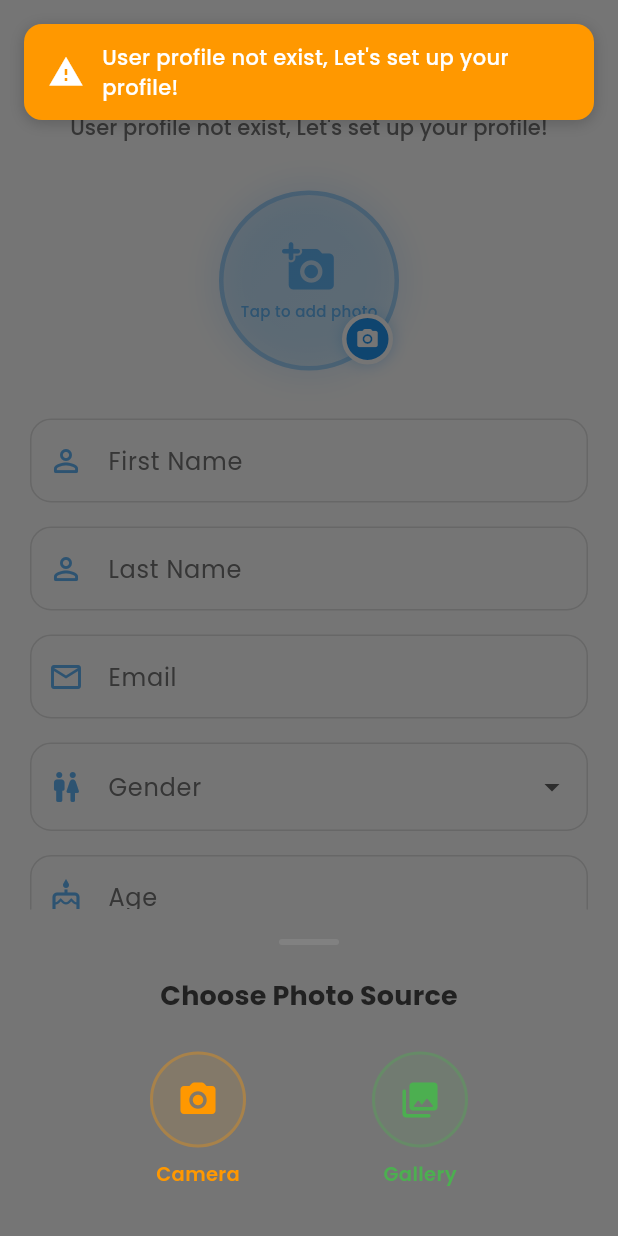
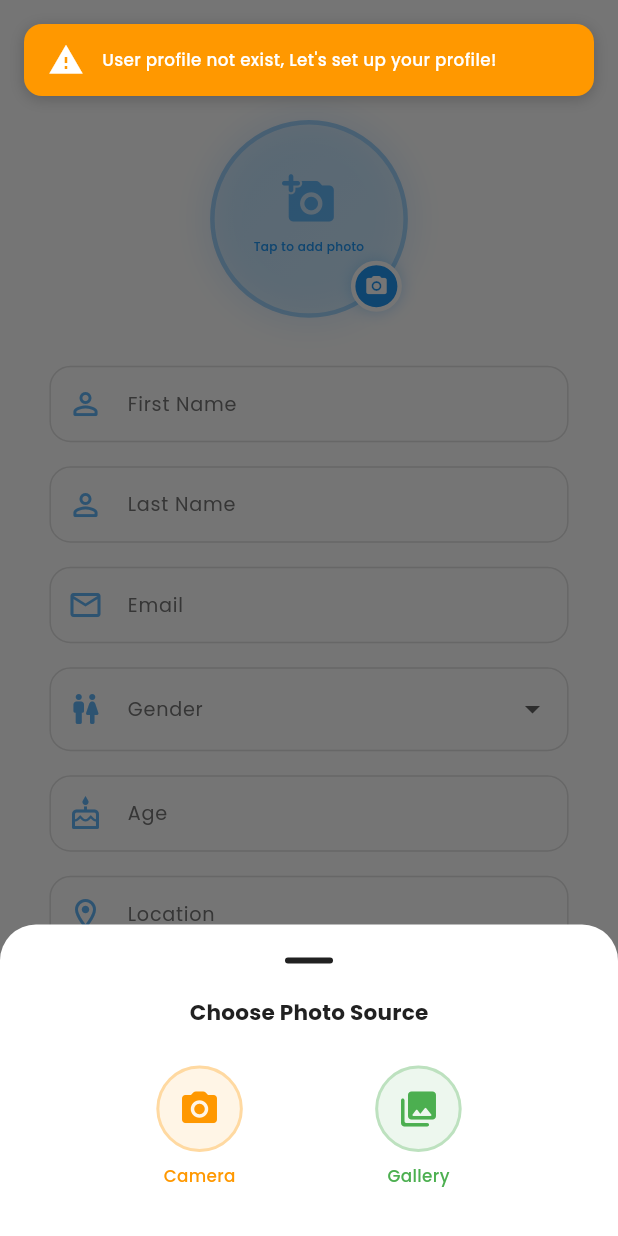
Before and after one commit to ArpitAswal/Task-Tracker, a Flutter app: the ProfileScreen screen opened by its route, after a tap on "Tap to add photo", on a phone screen of 412 x 824 dp. Run offline on Flutter 3.47's test engine with Material 3 defaults, Android fonts, the phone set to English and light mode, and no system bars; our stand-ins replace animated_splash_screen, cloud_firestore, firebase_auth, firebase_core, flutter_local_notifications, flutter_secure_storage and 10 more; missing offline and left inert: popup_card; accounts and stored records are empty; generated files the repository leaves out were written again.

Commit message:
profile set up theme update

```diff
--- a/lib/core/localization/app_localizations.dart
+++ b/lib/core/localization/app_localizations.dart
@@ -290,6 +290,22 @@ class AppLocalizations {
       'setting_screen': "App Settings",
       'profile_screen': "User Profile",
       'default_screen': "Invalid Screen",
+
+      // Countries Name
+      "india": "India",
+      "unitedstates": "United States",
+      "unitedkingdom": "United Kingdom",
+      "australia": "Australia",
+      "canada": "Canada",
+      "germany": "Germany",
+      "france": "France",
+      "japan": "Japan",
+      "china": "China",
+      "russia": "Russia",
+      "brazil": "Brazil",
+      "southafrica": "South Africa",
+      "unitedarabemirates": "United Arab Emirates",
+      "singapore": "Singapore"
     },
 
     'hi': {
@@ -539,7 +555,7 @@ class AppLocalizations {
       'choose_photo_source': 'फ़ोटो स्रोत चुनें',
       'camera': 'कैमरा',
       'gallery': 'गैलरी',
-      'member_since': 'सदस्य',
+      'member_since': 'से सदस्य',
       'statistics': 'आंकड़े',
       'total_tasks': 'कुल',
       'pending_label': 'लंबित',
@@ -565,6 +581,22 @@ class AppLocalizations {
       'setting_screen': "ऐप सेटिंग्स",
       'profile_screen': "उपयोगकर्ता प्रोफ़ाइल",
       'default_screen': "अमान्य स्क्रीन",
+
+      // Countries Name
+      "india": "भारत",
+      "unitedstates": "संयुक्त राज्य अमेरिका",
+      "unitedkingdom": "यूनाइटेड किंगडम",
+      "australia": "ऑस्ट्रेलिया",
+      "canada": "कनाडा",
+      "germany": "जर्मनी",
+      "france": "फ्रांस",
+      "japan": "जापान",
+      "china": "चीन",
+      "russia": "रूस",
+      "brazil": "ब्राज़ील",
+      "southafrica": "दक्षिण अफ्रीका",
+      "unitedarabemirates": "संयुक्त अरब अमीरात",
+      "singapore": "सिंगापुर"
     },
   };
 
--- a/lib/core/utils/extensions/widget_extensions.dart
+++ b/lib/core/utils/extensions/widget_extensions.dart
@@ -1,5 +1,6 @@
 import 'package:flutter/material.dart';
 import 'package:flutter/services.dart';
+import 'package:task_tracker/core/utils/extensions/context_extension.dart';
 
 import '../../theme/app_colors.dart';
 
@@ -54,13 +55,16 @@ extension WidgetExtensions on BuildContext {
         errorText: errorText,
         counterText: maxLength != null ? null : '',
         prefixIcon: prefixIcon != null
-            ? Icon(prefixIcon,
-                color: theme.colorScheme.primary.withValues(alpha: 0.7))
+            ? Icon(
+                prefixIcon,
+                color: theme.colorScheme.primary.withValues(alpha: 0.7),
+              )
             : null,
         suffixIcon: suffixIcon,
         filled: true,
-        fillColor:
-            isDark ? AppColors.darkCardBackground : AppColors.lightCardBackground,
+        fillColor: isDark
+            ? AppColors.darkCardBackground
+            : AppColors.lightCardBackground,
         border: OutlineInputBorder(
           borderRadius: BorderRadius.circular(14),
           borderSide: BorderSide.none,
@@ -73,10 +77,7 @@ extension WidgetExtensions on BuildContext {
         ),
         focusedBorder: OutlineInputBorder(
           borderRadius: BorderRadius.circular(14),
-          borderSide: BorderSide(
-            color: theme.colorScheme.primary,
-            width: 2,
-          ),
+          borderSide: BorderSide(color: theme.colorScheme.primary, width: 2),
         ),
         errorBorder: OutlineInputBorder(
           borderRadius: BorderRadius.circular(14),
@@ -106,9 +107,10 @@ extension WidgetExtensions on BuildContext {
     required VoidCallback? onPressed,
     bool isLoading = false,
     IconData? icon,
-    double height = 54,
+    double? height,
   }) {
     final theme = Theme.of(this);
+    height = isTablet ? 62 : 48;
 
     return SizedBox(
       width: double.infinity,
@@ -119,9 +121,9 @@ extension WidgetExtensions on BuildContext {
           backgroundColor: theme.colorScheme.primary,
           foregroundColor: Colors.white,
           shape: RoundedRectangleBorder(
-            borderRadius: BorderRadius.circular(14),
+            borderRadius: BorderRadius.circular(32),
           ),
-          elevation: 4,
+          elevation: 0,
           shadowColor: theme.colorScheme.primary.withValues(alpha: 0.3),
         ),
         child: isLoading
@@ -161,9 +163,10 @@ extension WidgetExtensions on BuildContext {
     required String label,
     required VoidCallback? onPressed,
     IconData? icon,
-    double height = 50,
+    double? height,
   }) {
     final theme = Theme.of(this);
+    height = isTablet ? 62 : 48;
 
     return SizedBox(
       width: double.infinity,
@@ -173,7 +176,9 @@ extension WidgetExtensions on BuildContext {
         style: OutlinedButton.styleFrom(
           foregroundColor: theme.colorScheme.primary,
           side: BorderSide(
-            color: theme.colorScheme.primary.withValues(alpha: 0.4),
+            color: theme.colorScheme.primary.withValues(
+              alpha: isDarkMode ? 0.8 : 0.4,
+            ),
             width: 1.5,
           ),
           shape: RoundedRectangleBorder(
@@ -184,14 +189,14 @@ extension WidgetExtensions on BuildContext {
           mainAxisSize: MainAxisSize.min,
           children: [
             if (icon != null) ...[
-              Icon(icon, size: 20),
+              Icon(icon, size: isTablet ? 32 : 21),
               const SizedBox(width: 8),
             ],
             Text(
               label,
               style: theme.textTheme.titleSmall?.copyWith(
                 fontWeight: FontWeight.w600,
-                color: theme.colorScheme.primary
+                color: theme.colorScheme.primary,
               ),
             ),
           ],
@@ -207,15 +212,18 @@ extension WidgetExtensions on BuildContext {
     required String label,
     required VoidCallback? onPressed,
     IconData? icon,
-    double height = 50,
+    double? height,
   }) {
+    height = isTablet ? 62 : 48;
     return SizedBox(
       width: double.infinity,
       height: height,
       child: ElevatedButton(
         onPressed: onPressed,
         style: ElevatedButton.styleFrom(
-          backgroundColor: AppColors.error.withValues(alpha: 0.1),
+          backgroundColor: AppColors.error.withValues(
+            alpha: 0.1,
+          ),
           foregroundColor: AppColors.error,
           elevation: 0,
           shape: RoundedRectangleBorder(
@@ -226,15 +234,15 @@ extension WidgetExtensions on BuildContext {
           mainAxisSize: MainAxisSize.min,
           children: [
             if (icon != null) ...[
-              Icon(icon, size: 20),
+              Icon(icon, size: isTablet ? 32 : 21),
               const SizedBox(width: 8),
             ],
             Text(
               label,
               style: Theme.of(this).textTheme.titleSmall?.copyWith(
-                    fontWeight: FontWeight.w600,
-                    color: AppColors.error,
-                  ),
+                fontWeight: FontWeight.w600,
+                color: AppColors.error,
+              ),
             ),
           ],
         ),
--- a/lib/presentation/screens/profile/profile_setup.dart
+++ b/lib/presentation/screens/profile/profile_setup.dart
@@ -125,25 +125,29 @@ class _ProfileSetupState extends State<ProfileSetup>
 
     showModalBottomSheet(
       context: context,
-      backgroundColor: theme.cardColor,
+      backgroundColor: theme.cardTheme.color,
+      enableDrag: true,
+      isDismissible: false,
+      showDragHandle: true,
+      useSafeArea: true,
       shape: const RoundedRectangleBorder(
         borderRadius: BorderRadius.vertical(top: Radius.circular(24)),
       ),
       builder: (ctx) => SafeArea(
         child: Padding(
-          padding: const EdgeInsets.symmetric(vertical: 20, horizontal: 16),
+          padding: const EdgeInsets.symmetric(horizontal: 16),
           child: Column(
             mainAxisSize: MainAxisSize.min,
             children: [
-              Container(
-                width: 40,
-                height: 4,
-                decoration: BoxDecoration(
-                  color: AppColors.grey.withValues(alpha: 0.3),
-                  borderRadius: BorderRadius.circular(2),
-                ),
-              ),
-              const SizedBox(height: 20),
+              // Container(
+              //   width: (context.screenWidth * 0.2),
+              //   height: 4,
+              //   decoration: BoxDecoration(
+              //     color: AppColors.grey.withValues(alpha: 0.3),
+              //     borderRadius: BorderRadius.circular(2),
+              //   ),
+              // ),
+              // const SizedBox(height: 20),
               Text(
                 loc?.translate('choose_photo_source') ?? 'Choose Photo Source',
                 style: theme.textTheme.titleMedium?.copyWith(
@@ -193,24 +197,27 @@ class _ProfileSetupState extends State<ProfileSetup>
       child: Column(
         children: [
           Container(
-            width: 64,
-            height: 64,
+            // width: 64,
+            // height: 64,
+            width: context.screenWidth * (context.isTablet ? 0.12 : 0.14) ,
+            height: context.screenWidth * (context.isTablet ? 0.12 : 0.14) ,
             decoration: BoxDecoration(
               color: color.withValues(alpha: 0.1),
               shape: BoxShape.circle,
               border: Border.all(color: color.withValues(alpha: 0.3), width: 2),
             ),
-            child: Icon(icon, color: color, size: 28),
+            child: Icon(icon, color: color,
+                size: (context.isTablet) ? 48 : 28),
           ),
           const SizedBox(height: 8),
           Text(
             label,
-            style: TextStyle(
-              fontSize: 13,
-              fontWeight: FontWeight.w600,
+            style: context.textTheme.bodyMedium?.copyWith(
               color: color,
+              fontWeight: FontWeight.w500
             ),
           ),
+          const SizedBox(height: 20),
         ],
       ),
     );
@@ -238,7 +245,8 @@ class _ProfileSetupState extends State<ProfileSetup>
         location: _locationController.text.trim().isEmpty
             ? null
             : _locationController.text.trim(),
-    ));
+      ),
+    );
 
     if (mounted) {
       if (success) {
@@ -247,7 +255,7 @@ class _ProfileSetupState extends State<ProfileSetup>
         );
         if (widget.isEditing && Navigator.of(context).canPop()) {
           Navigator.of(context).pop();
-        } else{
+        } else {
           AppRoutes.navigateAndRemoveUntil(context, AppRoutes.home);
         }
       } else {
@@ -265,7 +273,7 @@ class _ProfileSetupState extends State<ProfileSetup>
     final isDark = theme.brightness == Brightness.dark;
     final screenWidth = MediaQuery.of(context).size.width;
     final isWide = screenWidth > 600;
-    final horizontalPadding = isWide ? screenWidth * 0.15 : 20.0;
+    final horizontalPadding = screenWidth * (isWide ? 0.1 : 0.08);
 
     return Scaffold(
       appBar: widget.isEditing
@@ -280,7 +288,7 @@ class _ProfileSetupState extends State<ProfileSetup>
               elevation: 0,
               backgroundColor: Colors.transparent,
               automaticallyImplyLeading: true,
-              foregroundColor: context.theme.primaryColor,
+              foregroundColor: context.theme.colorScheme.primary,
             )
           : null,
       body: FadeTransition(
@@ -288,7 +296,7 @@ class _ProfileSetupState extends State<ProfileSetup>
         child: SingleChildScrollView(
           padding: EdgeInsets.symmetric(
             horizontal: horizontalPadding,
-            vertical: 24,
+            vertical: (context.isTablet) ? 12 : 2,
           ),
           child: Form(
             key: _formKey,
@@ -312,8 +320,8 @@ class _ProfileSetupState extends State<ProfileSetup>
                     style: theme.textTheme.labelLarge?.copyWith(),
                     textAlign: TextAlign.center,
                   ),
+                  const SizedBox(height: 16),
                 ],
-                const SizedBox(height: 32),
 
                 // ── Profile Photo ──
                 _buildPhotoSection(loc, theme, isDark),
@@ -330,14 +338,16 @@ class _ProfileSetupState extends State<ProfileSetup>
                     context: context,
                   ),
                 ),
-                const SizedBox(height: 16),
+
+                textFieldSpace(),
 
                 context.themedTextField(
                   controller: _lastNameController,
                   label: loc?.translate('last_name') ?? 'Last Name',
                   prefixIcon: Icons.person_outline_rounded,
                 ),
-                const SizedBox(height: 16),
+
+                textFieldSpace(),
 
                 context.themedTextField(
                   controller: _emailController,
@@ -352,11 +362,13 @@ class _ProfileSetupState extends State<ProfileSetup>
                     context: context,
                   ),
                 ),
-                const SizedBox(height: 16),
+
+                textFieldSpace(),
 
                 // ── Gender Dropdown ──
                 _buildGenderDropdown(loc, theme, isDark),
-                const SizedBox(height: 16),
+
+                textFieldSpace(),
 
                 context.themedTextField(
                   controller: _ageController,
@@ -365,7 +377,8 @@ class _ProfileSetupState extends State<ProfileSetup>
                   keyboardType: TextInputType.number,
                   hint: loc?.translate('enter_age') ?? 'Enter your age',
                 ),
-                const SizedBox(height: 16),
+
+                textFieldSpace(),
 
                 context.themedTextField(
                   controller: _locationController,
@@ -374,14 +387,16 @@ class _ProfileSetupState extends State<ProfileSetup>
                   hint:
                       loc?.translate('enter_location') ?? 'Enter your location',
                 ),
-                const SizedBox(height: 36),
+
+                SizedBox(height: (context.screenHeight * 0.04)),
 
                 // ── Save Button (using extension) ──
                 context.themedElevatedButton(
                   label: loc?.translate('save_profile') ?? 'Save Profile',
                   onPressed: _saveProfile,
                 ),
-                const SizedBox(height: 24),
+                SizedBox(height: (context.screenHeight * 0.04)),
+
               ],
             ),
           ),
@@ -401,12 +416,17 @@ class _ProfileSetupState extends State<ProfileSetup>
         child: Stack(
           children: [
             Container(
-              width: 120,
-              height: 120,
+              width: context.screenWidth * (context.isTablet ? 0.24 : 0.32),
+              height: context.screenWidth * (context.isTablet ? 0.24 : 0.32),
               decoration: BoxDecoration(
                 shape: BoxShape.circle,
                 gradient: LinearGradient(
-                  colors: [
+                  colors: (context.isDarkMode)
+                      ? [
+                          theme.colorScheme.primary,
+                          theme.colorScheme.secondary.withValues(alpha: 0.4),
+                        ]
+                      : [
                           theme.colorScheme.primary.withValues(alpha: 0.15),
                           theme.colorScheme.secondary.withValues(alpha: 0.15),
                         ],
@@ -414,7 +434,9 @@ class _ProfileSetupState extends State<ProfileSetup>
                   end: Alignment.bottomRight,
                 ),
                 border: Border.all(
-                  color: theme.colorScheme.primary.withValues(alpha: 0.3),
+                  color: (context.isDarkMode)
+                      ? theme.colorScheme.onPrimary
+                      : theme.colorScheme.primary.withValues(alpha: 0.3),
                   width: 3,
                 ),
                 boxShadow: [
@@ -445,20 +467,26 @@ class _ProfileSetupState extends State<ProfileSetup>
                         children: [
                           Icon(
                             Icons.add_a_photo_rounded,
-                            size: 36,
-                            color: theme.colorScheme.primary.withValues(
+                            size: (context.isTablet) ? 42 : 36,
+                            color: (context.isDarkMode)
+                                ? theme.colorScheme.onPrimary
+                                : theme.colorScheme.primary.withValues(
                                     alpha: 0.6,
                                   ),
                           ),
-                          const SizedBox(height: 4),
-                          Text(
-                            loc?.translate('tap_to_add_photo') ?? 'Tap to add',
+                          Padding(
+                            padding: const EdgeInsets.all(8.0),
+                            child: Text(
+                              loc?.translate('tap_to_add_photo') ??
+                                  'Tap to add',
                               style: TextStyle(
                                 fontSize: 10,
-                              color: theme.colorScheme.primary.withValues(
-                                alpha: 0.6,
+                                color: (context.isDarkMode)
+                                    ? theme.colorScheme.onPrimary
+                                    : theme.colorScheme.primary,
+                                fontWeight: FontWeight.w500,
                               ),
-                              fontWeight: FontWeight.w500,
+                              textAlign: TextAlign.center,
                             ),
                           ),
                         ],
@@ -467,16 +495,20 @@ class _ProfileSetupState extends State<ProfileSetup>
             ),
             // Camera badge
             Positioned(
-              bottom: 4,
-              right: 4,
+              bottom: (context.isTablet) ? 8 : 4,
+              right: (context.isTablet) ? 8 : 4,
               child: Container(
-                width: 34,
-                height: 34,
+                width: (context.isTablet) ? 48 : 34,
+                height: (context.isTablet) ? 48 : 34,
                 decoration: BoxDecoration(
-                  color: theme.colorScheme.primary,
+                  color: (context.isDarkMode)
+                      ? theme.colorScheme.onPrimary
+                      : theme.colorScheme.primary,
                   shape: BoxShape.circle,
                   border: Border.all(
-                    color: theme.scaffoldBackgroundColor,
+                    color: (context.isDarkMode)
+                        ? theme.colorScheme.secondary
+                        : theme.colorScheme.onSecondary,
                     width: 3,
                   ),
                   boxShadow: [
@@ -486,10 +518,12 @@ class _ProfileSetupState extends State<ProfileSetup>
                     ),
                   ],
                 ),
-                child: const Icon(
+                child: Icon(
                   Icons.camera_alt_rounded,
-                  color: Colors.white,
-                  size: 16,
+                  color: (context.isDarkMode)
+                      ? theme.colorScheme.secondary
+                      : theme.colorScheme.onSecondary,
+                  size: (context.isTablet) ? 28 : 16,
                 ),
               ),
             ),
@@ -549,12 +583,17 @@ class _ProfileSetupState extends State<ProfileSetup>
           .map(
             (g) => DropdownMenuItem<String>(
               value: g['value'],
-              child: Text(g['label']!,
-              style: theme.textTheme.bodyLarge),
+              child: Text(g['label']!, style: theme.textTheme.bodyLarge),
             ),
           )
           .toList(),
       onChanged: (val) => setState(() => _selectedGender = val),
     );
   }
+
+  Widget textFieldSpace(){
+    return SizedBox(
+      height: (context.isTablet) ? 24 : 16,
+    );
   }
+}
```
Also changed, not shown: lib/main.dart (+4 -4 lines), lib/presentation/providers/auth_provider.dart (+14 -0 lines), lib/presentation/screens/profile/profile_screen.dart (+105 -126 lines). Lines whose indentation alone changed are shown as unchanged.
